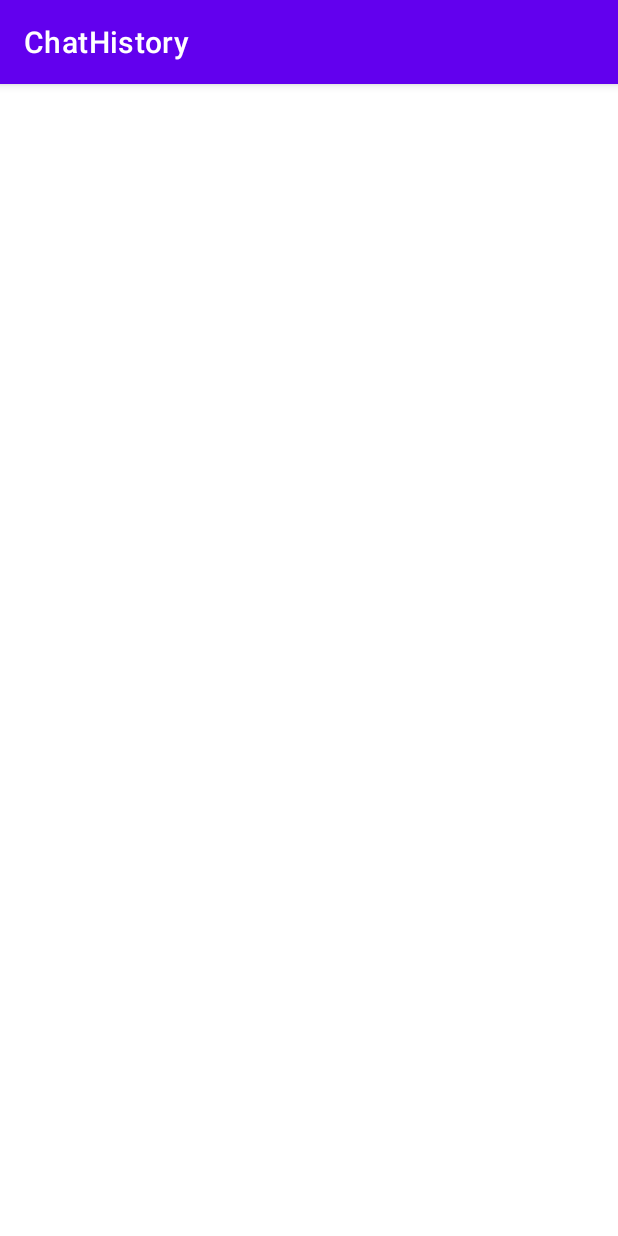
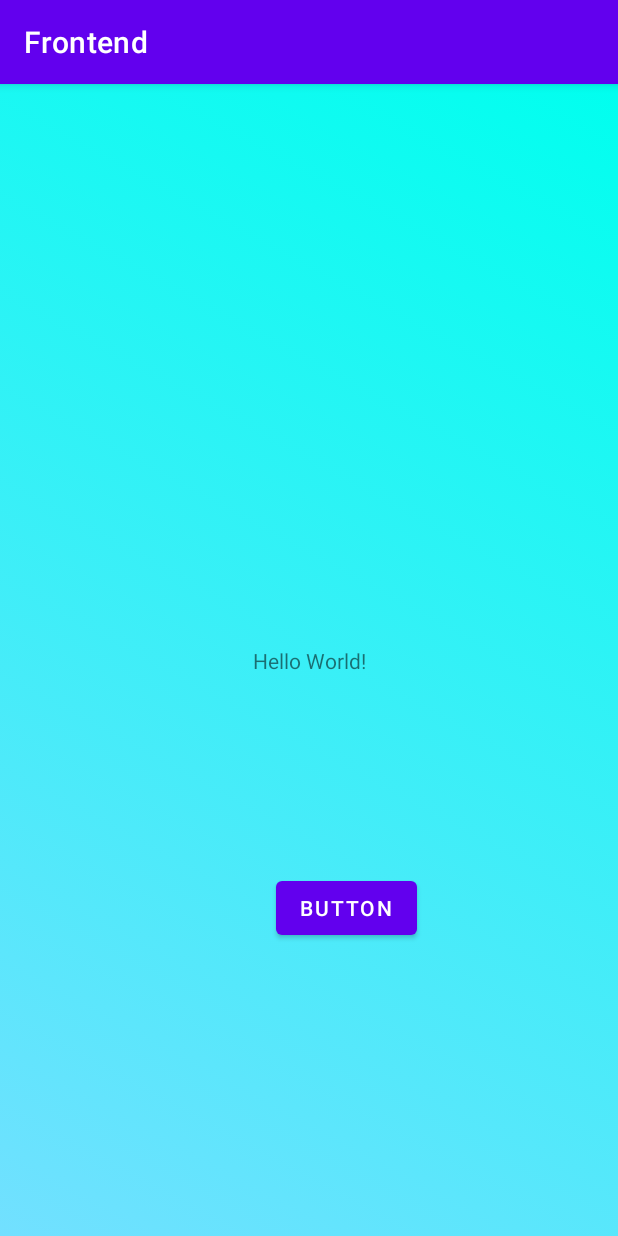
Before and after one commit to tommy-donavon/cheer-up-chat-bot, an Android app: the screen it shows after launch (ChatHistory before the commit, MainActivity after it), on a phone screen of 412 x 824 dp. Run offline under Robolectric (Android 15) with nearby library versions, the light colour scheme and no system bars.

Commit message:
Reworked a bug in the xml that wouldn't allow the app to run

```diff
--- a/Frontend/app/src/main/java/neumont/chatbot/frontend/ChatHistory.java
+++ b/Frontend/app/src/main/java/neumont/chatbot/frontend/ChatHistory.java
@@ -9,6 +9,6 @@ public class ChatHistory extends AppCompatActivity {
     @Override
     protected void onCreate(Bundle savedInstanceState) {
         super.onCreate(savedInstanceState);
-        setContentView(R.layout.activity_chat_history2);
+        setContentView(R.layout.activity_chat_history);
     }
 }
--- /dev/null
+++ b/Frontend/app/src/main/res/drawable/gradient_1.xml
@@ -0,0 +1,12 @@
+<?xml version="1.0" encoding="utf-8"?>
+<selector xmlns:android="http://schemas.android.com/apk/res/android">
+    <item>
+        <shape>
+            <gradient
+                android:angle="225"
+                android:endColor="#72e0ff"
+                android:startColor="#00ffef" />
+        </shape>
+    </item>
+
+</selector>
--- a/Frontend/app/src/main/res/layout/activity_main.xml
+++ b/Frontend/app/src/main/res/layout/activity_main.xml
@@ -4,9 +4,11 @@
     xmlns:tools="http://schemas.android.com/tools"
     android:layout_width="match_parent"
     android:layout_height="match_parent"
+    android:background="@drawable/gradient_1"
     tools:context=".MainActivity">
 
     <TextView
+        android:id="@+id/textView"
         android:layout_width="wrap_content"
         android:layout_height="wrap_content"
         android:text="Hello World!"
@@ -15,4 +17,16 @@
         app:layout_constraintRight_toRightOf="parent"
         app:layout_constraintTop_toTopOf="parent" />
 
+    <Button
+        android:id="@+id/button"
+        android:layout_width="wrap_content"
+        android:layout_height="wrap_content"
+        android:text="Button"
+        app:layout_constraintBottom_toBottomOf="parent"
+        app:layout_constraintEnd_toEndOf="parent"
+        app:layout_constraintHorizontal_bias="0.578"
+        app:layout_constraintStart_toStartOf="parent"
+        app:layout_constraintTop_toTopOf="parent"
+        app:layout_constraintVertical_bias="0.73" />
+
 </androidx.constraintlayout.widget.ConstraintLayout>
```
Also changed, not shown: Frontend/app/src/main/AndroidManifest.xml (+8 -18 lines), Frontend/app/src/main/res/layout/activity_chat_history.xml (renamed from Frontend/app/src/main/res/layout/activity_chat_history2.xml).
